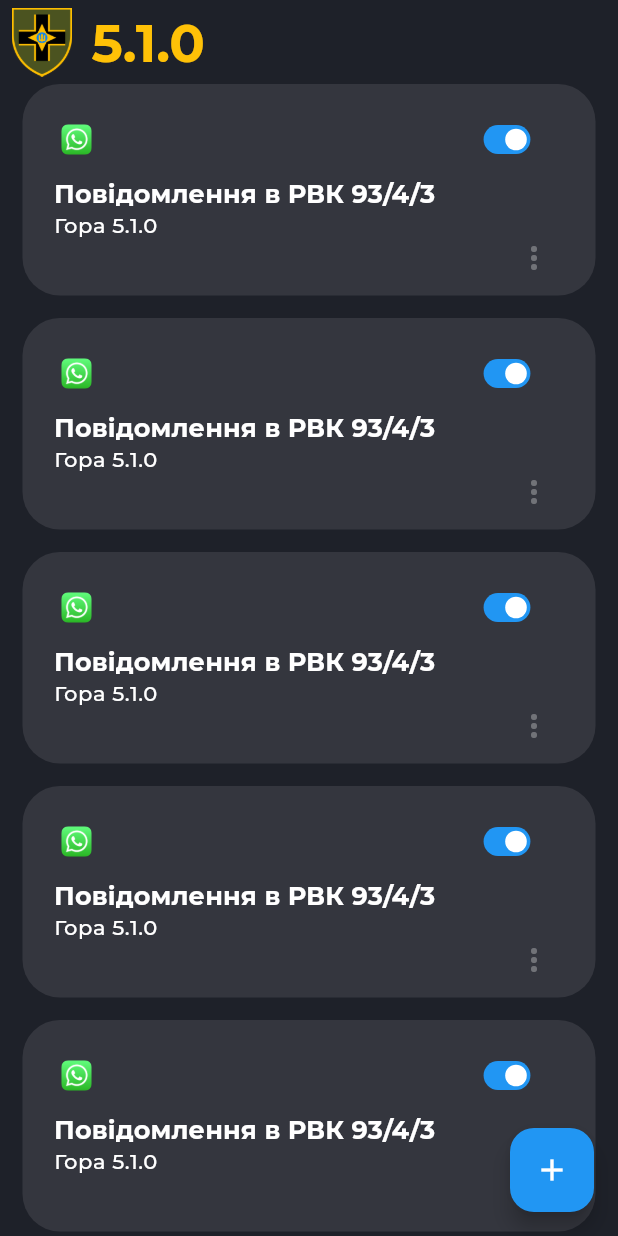
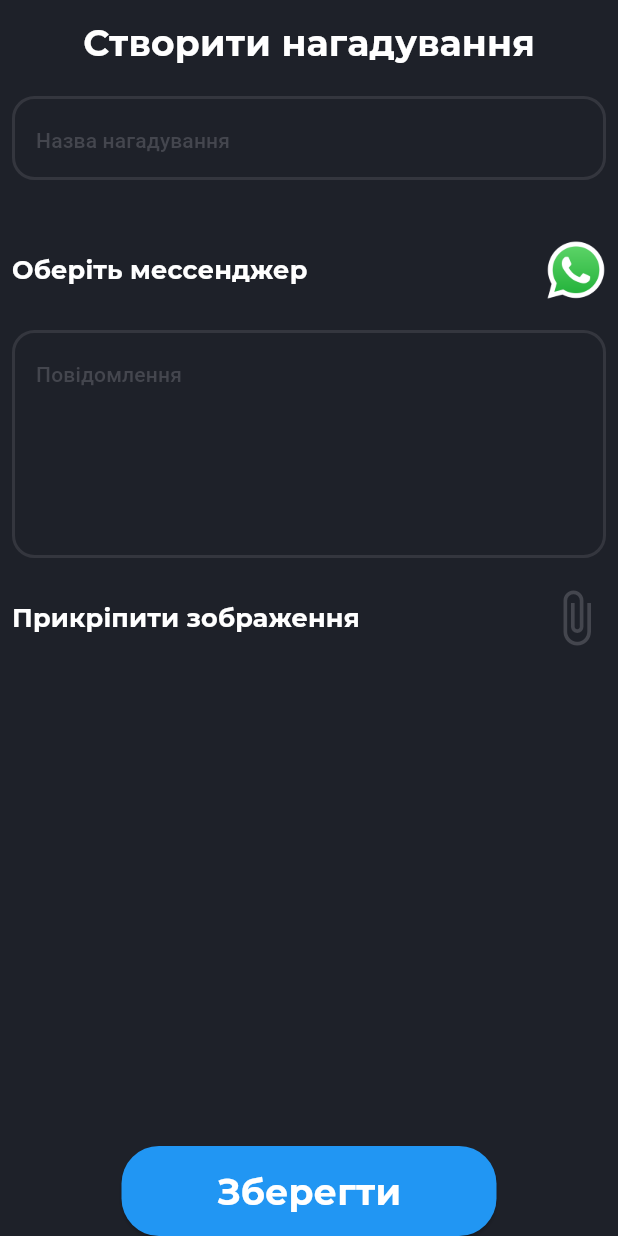
Before and after one commit to MishaArb/FourFiveZero, a Flutter app: the screen it shows after launch, on a phone screen of 412 x 824 dp. Run offline on Flutter 3.47's test engine with Material 3 defaults, Android fonts, the phone set to English and light mode, and no system bars.

Commit message:
feat: implement reminder screen

```diff
--- a/lib/core/constants/app_text.dart
+++ b/lib/core/constants/app_text.dart
@@ -2,4 +2,10 @@ class AppText {
   static const appName = '5.1.0';
   static const delete = 'Видалити';
   static const edit = 'Редагувати';
+  static const createEditReminder = 'Створити нагадування';
+  static const titleReminder = 'Назва нагадування';
+  static const message = 'Повідомлення';
+  static const chooseMessenger = 'Оберіть мессенджер';
+  static const attachImage = 'Прикріпити зображення';
+  static const save = 'Зберегти';
 }
--- a/lib/core/themes/app_bar_theme.dart
+++ b/lib/core/themes/app_bar_theme.dart
@@ -3,7 +3,7 @@ import '../constants/app_colors.dart';
 
 
 class AppThemeAppBar {
-  static dartAppBarTheme() => const AppBarTheme(
+  static darkTheme() => const AppBarTheme(
         backgroundColor: AppColors.darkGrayBlue29,
       );
 }
--- a/lib/core/themes/app_card_theme.dart
+++ b/lib/core/themes/app_card_theme.dart
@@ -4,7 +4,7 @@ import '../constants/app_colors.dart';
 import '../constants/app_property.dart';
 
 class AppCardTheme {
-  static darkAppCardTheme() => CardTheme(
+  static darkTheme() => CardTheme(
         clipBehavior: Clip.antiAlias,
         color: AppColors.darkGrayBlue3E,
         surfaceTintColor: Colors.green,
--- /dev/null
+++ b/lib/core/themes/app_input_decoration_theme.dart
@@ -0,0 +1,25 @@
+import 'package:flutter/material.dart';
+
+import '../constants/app_colors.dart';
+import '../constants/app_property.dart';
+
+class AppInputDecorationTheme {
+  static darkTheme(BuildContext ctx) => InputDecorationTheme(
+        hintStyle: Theme.of(ctx).textTheme.titleSmall?.copyWith(
+            color: AppColors.darkGrayBlue4E),
+        enabledBorder: OutlineInputBorder(
+          borderRadius: AppProperty.allBorderRadiusMedium,
+          borderSide: const BorderSide(
+            width: 2,
+            color: AppColors.darkGrayBlue3E,
+          ),
+        ),
+        focusedBorder: OutlineInputBorder(
+          borderRadius: AppProperty.allBorderRadiusMedium,
+          borderSide: const BorderSide(
+            width: 2,
+            color: AppColors.darkGrayBlue4E,
+          ),
+        ),
+      );
+}
--- a/lib/core/themes/app_text_theme.dart
+++ b/lib/core/themes/app_text_theme.dart
@@ -4,9 +4,14 @@ import '../constants/app_colors.dart';
 import '../constants/app_font.dart';
 
 class AppTextTheme {
-  static darkTextTheme() => const TextTheme(
+  static darkTheme() => const TextTheme(
         titleLarge: TextStyle(
           fontSize: 35,
+          fontFamily: AppFont.montserratBold700,
+          color: AppColors.whiteFF,
+        ),
+        titleMedium: TextStyle(
+          fontSize: 24,
           fontFamily: AppFont.montserratBold700,
           color: AppColors.whiteFF,
         ),
--- a/lib/core/themes/app_theme.dart
+++ b/lib/core/themes/app_theme.dart
@@ -2,11 +2,12 @@ import 'package:flutter/material.dart';
 import '../constants/app_colors.dart';
 import 'app_bar_theme.dart';
 import 'app_card_theme.dart';
+import 'app_input_decoration_theme.dart';
 import 'app_text_theme.dart';
 import 'package:flutter/services.dart';
 
 class AppTheme {
-  static ThemeData darkAppTheme() {
+  static ThemeData darkAppTheme(BuildContext ctx) {
     SystemChrome.setSystemUIOverlayStyle(const SystemUiOverlayStyle(
       systemNavigationBarColor: AppColors.darkGrayBlue29,
       systemNavigationBarIconBrightness: Brightness.light,
@@ -14,10 +15,11 @@ class AppTheme {
 
     return ThemeData(
       useMaterial3: true,
-      textTheme: AppTextTheme.darkTextTheme(),
+      textTheme: AppTextTheme.darkTheme(),
       scaffoldBackgroundColor: AppColors.darkGrayBlue29,
-      appBarTheme: AppThemeAppBar.dartAppBarTheme(),
-      cardTheme: AppCardTheme.darkAppCardTheme(),
+      appBarTheme: AppThemeAppBar.darkTheme(),
+      cardTheme: AppCardTheme.darkTheme(),
+      inputDecorationTheme:  AppInputDecorationTheme.darkTheme(ctx)
     );
   }
 }
--- a/lib/main.dart
+++ b/lib/main.dart
@@ -1,5 +1,6 @@
 import 'package:flutter/material.dart';
 import 'package:four_five_zero/core/themes/app_theme.dart';
+import 'package:four_five_zero/presentation/pages/create_edit_reminder_screen.dart';
 import 'core/constants/app_text.dart';
 import 'presentation/pages/home_screen.dart';
 
@@ -15,9 +16,11 @@ class MyApp extends StatelessWidget {
     return MaterialApp(
       title: AppText.appName,
       debugShowCheckedModeBanner: false,
-      theme: AppTheme.darkAppTheme(),
-      darkTheme: AppTheme.darkAppTheme(),
-      home: const HomeScreen()
+      theme: AppTheme.darkAppTheme(context),
+      darkTheme: AppTheme.darkAppTheme(context),
+      home:
+      CreateEditReminderScreen()
+      //const HomeScreen()
     );
   }
 }
--- /dev/null
+++ b/lib/presentation/pages/create_edit_reminder_screen.dart
@@ -0,0 +1,117 @@
+import 'package:flutter/material.dart';
+import 'package:four_five_zero/core/constants/app_colors.dart';
+import 'package:four_five_zero/core/constants/app_property.dart';
+import 'package:four_five_zero/core/constants/app_text.dart';
+
+import '../../core/constants/app_images.dart';
+
+class CreateEditReminderScreen extends StatelessWidget {
+  const CreateEditReminderScreen({super.key});
+
+  @override
+  Widget build(BuildContext context) {
+    return Scaffold(
+      appBar: AppBar(
+        centerTitle: true,
+        title: Text(
+          AppText.createEditReminder,
+          style: Theme.of(context).textTheme.titleMedium,
+        ),
+      ),
+      floatingActionButton: ElevatedButton(
+        onPressed: () {},
+        style: ElevatedButton.styleFrom(
+          minimumSize: const Size(250, 60),
+          backgroundColor: AppColors.blueF3,
+          foregroundColor: Colors.white,
+          textStyle: Theme.of(context).textTheme.titleMedium,
+          shape: RoundedRectangleBorder(
+            borderRadius: AppProperty.allBorderRadiusLarge,
+          ),
+        ),
+        child: const Text(AppText.save),
+      ),
+      floatingActionButtonLocation: FloatingActionButtonLocation.centerDocked,
+      body: Padding(
+        padding: const EdgeInsets.all(8.0),
+        child: SingleChildScrollView(
+          child: Column(
+            children: [
+              _buildTextField(
+                ctx: context,
+                hintTitle: AppText.titleReminder,
+              ),
+              const SizedBox(
+                height: 20,
+              ),
+              const SizedBox(
+                height: 20,
+              ),
+              _buildAttacheMessenger(context),
+              const SizedBox(
+                height: 20,
+              ),
+              _buildTextField(
+                ctx: context,
+                maxLine: 5,
+                hintTitle: AppText.message,
+              ),
+              const SizedBox(
+                height: 20,
+              ),
+              _buildAttacheImage(context),
+            ],
+          ),
+        ),
+      ),
+    );
+  }
+
+  Row _buildAttacheImage(BuildContext context) {
+    return Row(
+      mainAxisAlignment: MainAxisAlignment.spaceBetween,
+      children: [
+        Text(
+          AppText.attachImage,
+          style: Theme.of(context).textTheme.titleSmall,
+        ),
+        const Icon(
+          Icons.attach_file,
+          color: AppColors.darkGrayBlue4E,
+          size: 40.0,
+        )
+      ],
+    );
+  }
+
+  Row _buildAttacheMessenger(BuildContext context) {
+    return Row(
+      mainAxisAlignment: MainAxisAlignment.spaceBetween,
+      children: [
+        Text(
+          AppText.chooseMessenger,
+          style: Theme.of(context).textTheme.titleSmall,
+        ),
+        Image.asset(
+          AppImages.logoWhatsApp,
+          width: 40,
+          height: 40,
+        ),
+      ],
+    );
+  }
+
+  TextField _buildTextField({
+    required BuildContext ctx,
+    int maxLine = 1,
+    required String hintTitle,
+  }) {
+    return TextField(
+      maxLines: maxLine,
+      style: Theme.of(ctx).textTheme.titleSmall,
+      decoration: InputDecoration(
+        hintText: hintTitle,
+      ),
+    );
+  }
+}
```
Also changed, not shown: assets/images/logo_messengers/logo_whatsapp.png.
